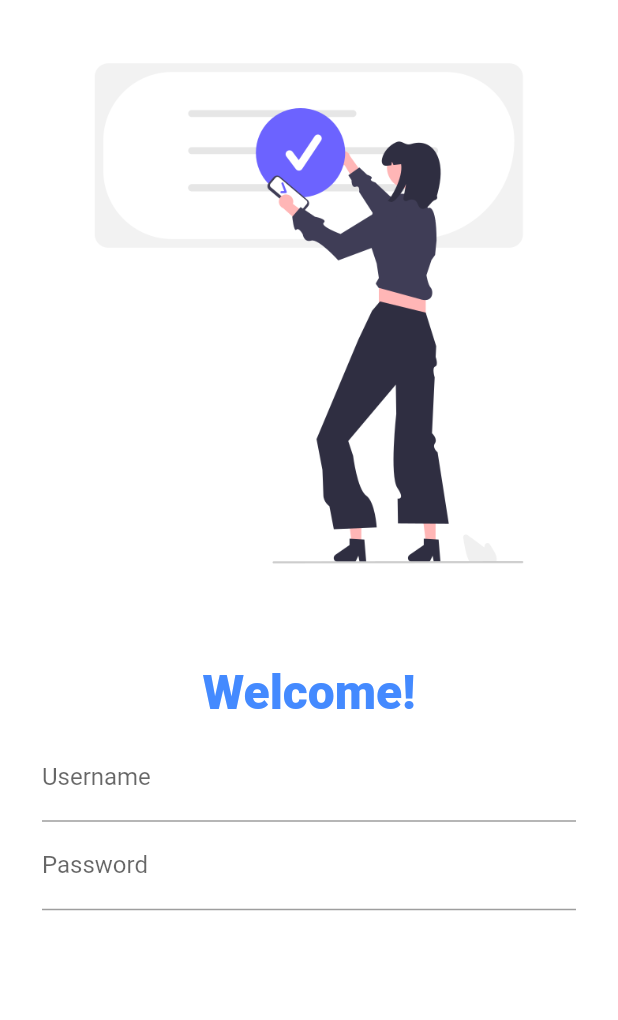
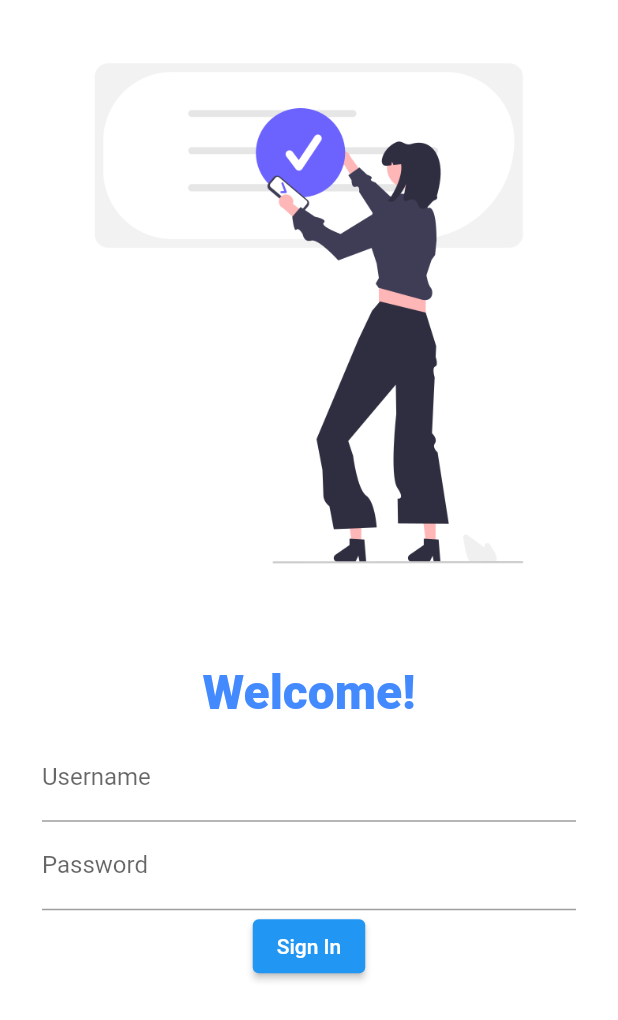
Before and after one commit to Muhammad-Usmaan/FlutterApp, a Flutter app: the screen it shows after launch, on a phone screen of 412 x 824 dp. Shown: the top 1020 px of the screen. Run offline on Flutter 3.47's test engine with Material 2 defaults, Android fonts, the phone set to English and light mode, and no system bars; our stand-ins replace google_fonts; Roboto replaces fonts that are missing (Lateef).

Commit message:
Day4 completed

```diff
--- a/lib/Pages/Login_page.dart
+++ b/lib/Pages/Login_page.dart
@@ -33,7 +33,13 @@ class LoginPage extends StatelessWidget {
                 TextFormField(
                   obscureText: true,
                   decoration: InputDecoration(labelText: "Password"),
-                )
+                ),
+                ElevatedButton(
+                    onPressed: () {
+                      print("yess");
+                    },
+                    child: Text("Sign In"),
+                    style: TextButton.styleFrom())
               ],
             ),
           )
```
